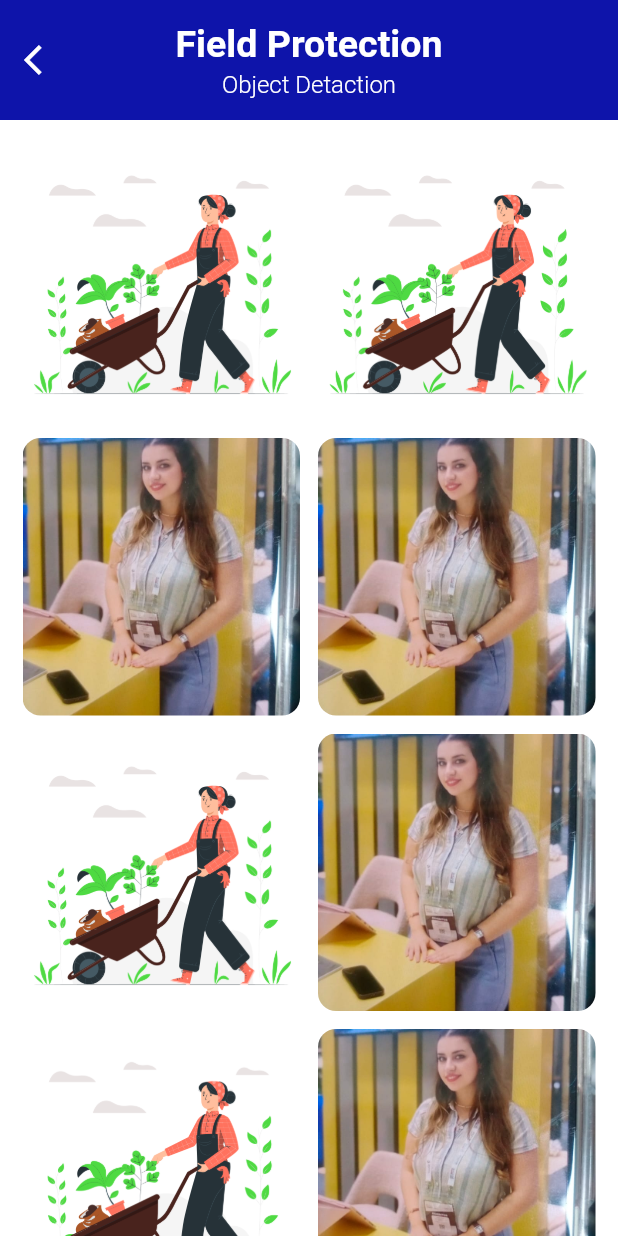
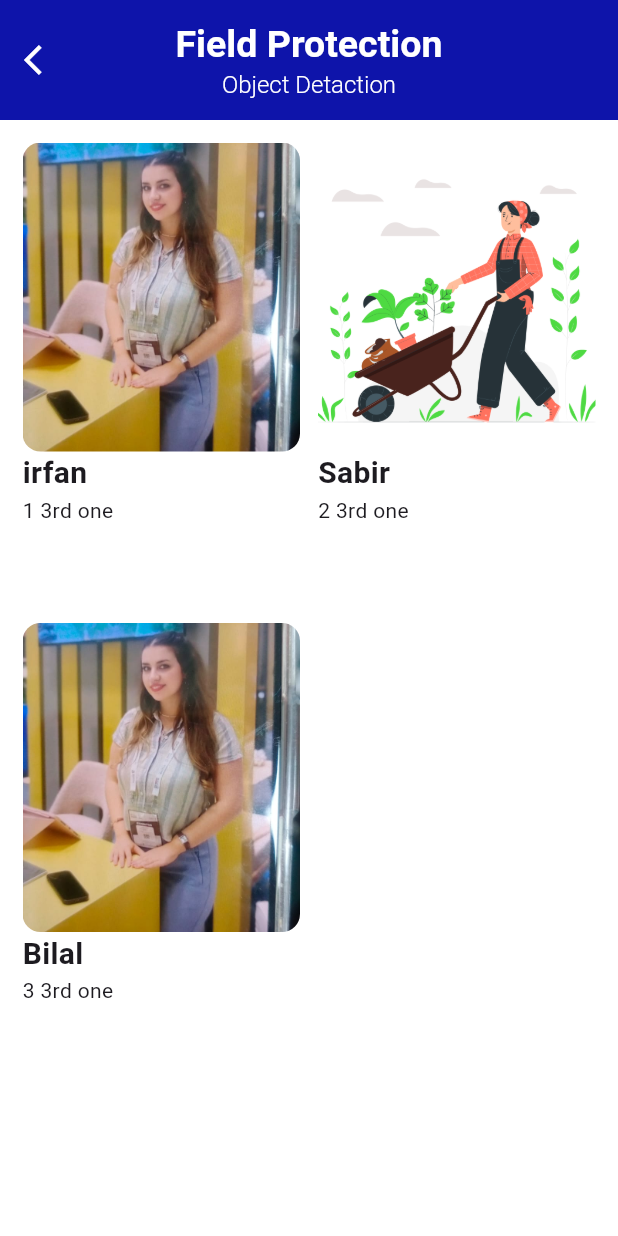
Before and after one commit to sabir-ullah/meet_with_dev, a Flutter app: the DoctorListViewSlider screen opened directly, on a phone screen of 412 x 824 dp. Run offline on Flutter 3.47's test engine with Material 3 defaults, Android fonts, the phone set to English and light mode, and no system bars; our stand-ins replace device_preview, flutter_rating_bar, sizer.

Commit message:
irfan changes

```diff
--- a/lib/main.dart
+++ b/lib/main.dart
@@ -2,6 +2,7 @@ import 'package:device_preview/device_preview.dart';
 import 'package:flutter/material.dart';
 import 'package:meet_with_dev/views/doctor_module/doctor_list_view.dart';
 import 'package:meet_with_dev/views/doctor_module/std_task/doctor_std_task.dart';
+import 'package:meet_with_dev/views/home_task/home_task.dart';
 import 'package:meet_with_dev/views/std_task_grad_style/std_task_grad_style.dart';
 import 'package:sizer/sizer.dart';
 
@@ -17,7 +18,7 @@ class MyApp extends StatelessWidget {
   Widget build(BuildContext context) {
     return Sizer(
         builder: (context, orientation, screenType) {
-      return MaterialApp(home: DoctorListViewSlider(),
+      return MaterialApp(home: HomeTaskView(),
         debugShowCheckedModeBanner: false,
       );}
     );
--- a/lib/utils/app_colors.dart
+++ b/lib/utils/app_colors.dart
@@ -1,7 +1,7 @@
 import 'dart:ui';
 
 class AppColors{
-  static Color primaryColor = Color(0x73837892);
+  static Color primaryColor = Color(0xFF0E14AA);
   static Color whiteColor = Color(0xffffffff);
   static Color blackColor = Color(0xff000000);
 }
--- a/lib/views/std_task_grad_style/std_task_grad_style.dart
+++ b/lib/views/std_task_grad_style/std_task_grad_style.dart
@@ -19,6 +19,23 @@ class DoctorListViewSlider extends StatelessWidget {
     AppImages.actressImage,
     AppImages.splashImage,
     AppImages.actressImage,
+  ];
+  List<Map> items = [
+    {
+      "name": "irfan",
+      "image": AppImages.actressImage,
+      "subName": "1 3rd one"
+    },
+    {
+      "name": "Sabir",
+      "image": AppImages.splashImage,
+      "subName": "2 3rd one",
+    },
+    {
+      "name": "Bilal",
+      "image": AppImages.actressImage,
+      "subName": "3 3rd one"
+    },
   ];
   @override
   Widget build(BuildContext context) {
@@ -54,18 +71,25 @@ class DoctorListViewSlider extends StatelessWidget {
         ),
         body: GridView.builder(
           padding: EdgeInsets.all(15),
-          itemCount: imageList.length,
+          itemCount: items.length,
             gridDelegate: SliverGridDelegateWithFixedCrossAxisCount(
                 crossAxisCount: 2,
               mainAxisSpacing: 12,
               crossAxisSpacing: 12,
-              childAspectRatio: 1,
+              childAspectRatio: 0.6,
             ),
-            itemBuilder: (context, index)=> imageCardComp(imageList[index])
+            itemBuilder: (context, index)=> imageCardComp(imagePath:items[index]['image'],name:items[index]['name'],thirdOne: items[index]['subName'])
         )
     );
   }
-  Widget imageCardComp(String imagePath)=>ClipRRect(
-      borderRadius: BorderRadius.circular(12),
-      child: Image.asset(imagePath,fit: BoxFit.cover,height: 25.h,));
+  Widget imageCardComp({required String name, required String imagePath, required String thirdOne})=>Column(
+    crossAxisAlignment: CrossAxisAlignment.start,
+    children: [
+      ClipRRect(
+          borderRadius: BorderRadius.circular(12),
+          child: Image.asset(imagePath,fit: BoxFit.cover,height: 25.h,width: Size.infinite.width,)),
+      Text(name,style: TextStyle(fontSize: 20,fontWeight: FontWeight.bold),),
+      Text(thirdOne),
+    ],
+  );
 }
```
Also changed, not shown: lib/views/home_task/home_task.dart (+149 -0 lines).
